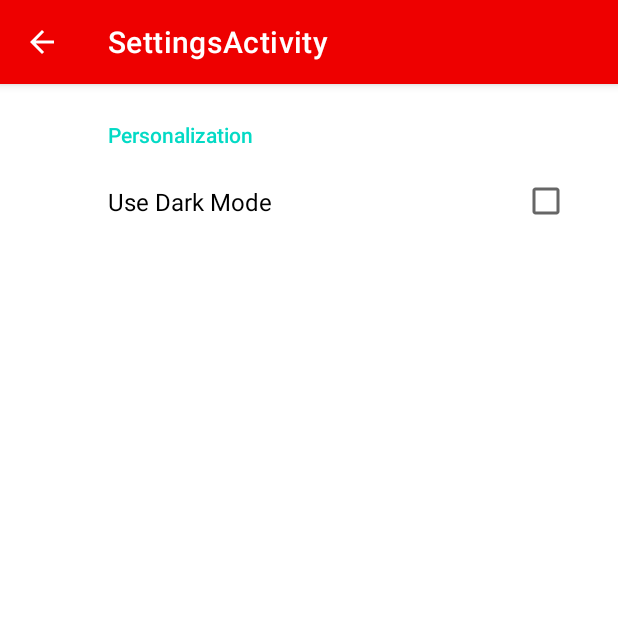
After one commit to Yukon2077/Notes_By_Yukon, an Android app: the SettingsActivity screen opened directly, with no data from a screen before it, on a phone screen of 412 x 824 dp, the top half of it. The commit adds this screen. Run offline under Robolectric (Android 15) with nearby library versions, the phone set to English and light mode, and no system bars; our stand-ins replace androidx.preference.

Commit message:
just do it

```diff
--- a/app/build.gradle
+++ b/app/build.gradle
@@ -33,6 +33,7 @@ dependencies {
     implementation 'androidx.appcompat:appcompat:1.3.0'
     implementation 'com.google.android.material:material:1.4.0'
     implementation 'androidx.constraintlayout:constraintlayout:2.0.4'
+    implementation 'androidx.preference:preference:1.1.1'
     testImplementation 'junit:junit:4.+'
     androidTestImplementation 'androidx.test.ext:junit:1.1.3'
     androidTestImplementation 'androidx.test.espresso:espresso-core:3.4.0'
--- a/app/src/main/java/activities/MainActivity.java
+++ b/app/src/main/java/activities/MainActivity.java
@@ -3,18 +3,23 @@ package activities;
 import androidx.annotation.NonNull;
 import androidx.appcompat.app.AppCompatActivity;
 import androidx.appcompat.widget.Toolbar;
+import androidx.preference.CheckBoxPreference;
+import androidx.preference.PreferenceManager;
 import androidx.recyclerview.widget.ItemTouchHelper;
 import androidx.recyclerview.widget.LinearLayoutManager;
 import androidx.recyclerview.widget.RecyclerView;
 
 import android.annotation.SuppressLint;
+import android.content.Context;
 import android.content.Intent;
+import android.content.SharedPreferences;
 import android.database.sqlite.SQLiteDatabase;
 import android.os.Bundle;
 import android.view.Menu;
 import android.view.MenuItem;
 import android.view.MotionEvent;
 import android.view.View;
+import android.widget.Toast;
 
 import com.yukon.notes.R;
 
@@ -27,12 +32,14 @@ public class MainActivity extends AppCompatActivity {
     RecyclerView recyclerView;
     EntryAdapter entryAdapter;
     NotesSQLiteHelper notesSQLiteHelper;
+    String entry;
+    Integer id;
 
 
-    @SuppressLint("UseSupportActionBar")
     @Override
     protected void onCreate(Bundle savedInstanceState) {
         super.onCreate(savedInstanceState);
+        setAppTheme(this);
         setContentView(R.layout.activity_main);
 
         toolbar = findViewById(R.id.toolbar);
@@ -55,6 +62,18 @@ public class MainActivity extends AppCompatActivity {
             }
         }).attachToRecyclerView(recyclerView);
 
+        SharedPreferences sharedPreferences = this.getSharedPreferences("com.yukon.notes.Last_Entry",MODE_PRIVATE);
+        SharedPreferences.Editor editor = sharedPreferences.edit();
+
+        entry = sharedPreferences.getString("last_entry","");
+        id = sharedPreferences.getInt("last_id",-1);
+        if( !entry.equals("")){
+            Intent intent = new Intent(this,WriteActivity.class);
+            intent.putExtra("ENTRY",entry);
+            intent.putExtra("ID",id);
+            startActivity(intent);
+        }
+
     }
 
     @Override
@@ -70,6 +89,10 @@ public class MainActivity extends AppCompatActivity {
                 Intent create = new Intent(this, WriteActivity.class);
                 startActivity(create);
                 return true;
+            case R.id.settings:
+                Intent settings = new Intent(this, SettingsActivity.class);
+                startActivity(settings);
+                return true;
             default:
                 return super.onOptionsItemSelected(item);
         }
@@ -79,6 +102,7 @@ public class MainActivity extends AppCompatActivity {
     @Override
     protected void onRestart() {
         entryAdapter.swapCursor(notesSQLiteHelper.getAllItems());
+        setAppTheme(this);
         super.onRestart();
     }
 
@@ -87,4 +111,21 @@ public class MainActivity extends AppCompatActivity {
         db.delete("ENTRIES","_id = ?", new String[]{String.valueOf(id)});
         entryAdapter.swapCursor(notesSQLiteHelper.getAllItems());
     }
+
+    public static void setAppTheme(Context context){
+        SharedPreferences sharedPreferences = PreferenceManager.getDefaultSharedPreferences(context);
+        Boolean theme = sharedPreferences.getBoolean("theme_checkbox",false);
+        /*Toast.makeText(getApplicationContext(), theme + "",
+                Toast.LENGTH_LONG).show();*/
+
+        if (theme) {
+            context.setTheme(R.style.Theme_Notes_Dark);
+
+        } else {
+            context.setTheme(R.style.Theme_Notes_Light);
+        }
+
+
+    }
+
 }
--- /dev/null
+++ b/app/src/main/java/activities/SettingsActivity.java
@@ -0,0 +1,85 @@
+package activities;
+
+import android.app.TaskStackBuilder;
+import android.content.Intent;
+import android.content.SharedPreferences;
+import android.os.Bundle;
+import android.view.MenuItem;
+
+import androidx.annotation.NonNull;
+import androidx.appcompat.app.ActionBar;
+import androidx.appcompat.app.AppCompatActivity;
+import androidx.appcompat.widget.Toolbar;
+import androidx.preference.CheckBoxPreference;
+import androidx.preference.Preference;
+import androidx.preference.PreferenceFragmentCompat;
+import androidx.preference.PreferenceManager;
+
+import com.yukon.notes.R;
+
+public class SettingsActivity extends AppCompatActivity {
+
+    public Toolbar toolbar;
+
+    @Override
+    protected void onCreate(Bundle savedInstanceState) {
+        super.onCreate(savedInstanceState);
+        MainActivity.setAppTheme(this);
+        setContentView(R.layout.settings_activity);
+        if (savedInstanceState == null) {
+            getSupportFragmentManager()
+                    .beginTransaction()
+                    .replace(R.id.settings, new SettingsFragment())
+                    .commit();
+        }
+        toolbar = findViewById(R.id.toolbar);
+        setSupportActionBar(toolbar);
+        ActionBar actionBar = getSupportActionBar();
+        if (actionBar != null) {
+            actionBar.setDisplayHomeAsUpEnabled(true);
+            actionBar.setHomeAsUpIndicator(R.drawable.ic_back);
+        }
+
+
+
+    }
+
+
+    public static class SettingsFragment extends PreferenceFragmentCompat {
+
+        @Override
+        public void onCreatePreferences(Bundle savedInstanceState, String rootKey) {
+            setPreferencesFromResource(R.xml.root_preferences, rootKey);
+
+            CheckBoxPreference checkBoxPreference = findPreference("theme_checkbox");
+            checkBoxPreference.setOnPreferenceClickListener(new Preference.OnPreferenceClickListener() {
+                @Override
+                public boolean onPreferenceClick(Preference preference) {
+                    /*getActivity().recreate();*/
+                    TaskStackBuilder.create(getActivity())
+                            .addNextIntent(new Intent(getActivity(), MainActivity.class))
+                            .addNextIntent(getActivity().getIntent())
+                            .startActivities();
+
+                    return false;
+                }
+            });
+
+        }
+
+
+    }
+
+    @Override
+    public boolean onOptionsItemSelected(@NonNull MenuItem item) {
+        switch (item.getItemId()){
+            case android.R.id.home:
+                finish();
+                return true;
+            default:
+                return super.onOptionsItemSelected(item);
+        }
+
+    }
+
+}
--- /dev/null
+++ b/app/src/main/res/drawable/ic_settings.xml
@@ -0,0 +1,9 @@
+<vector xmlns:android="http://schemas.android.com/apk/res/android"
+    android:width="24dp"
+    android:height="24dp"
+    android:viewportWidth="24"
+    android:viewportHeight="24">
+  <path
+      android:fillColor="?colorOnPrimary"
+      android:pathData="M19.14,12.94c0.04,-0.3 0.06,-0.61 0.06,-0.94c0,-0.32 -0.02,-0.64 -0.07,-0.94l2.03,-1.58c0.18,-0.14 0.23,-0.41 0.12,-0.61l-1.92,-3.32c-0.12,-0.22 -0.37,-0.29 -0.59,-0.22l-2.39,0.96c-0.5,-0.38 -1.03,-0.7 -1.62,-0.94L14.4,2.81c-0.04,-0.24 -0.24,-0.41 -0.48,-0.41h-3.84c-0.24,0 -0.43,0.17 -0.47,0.41L9.25,5.35C8.66,5.59 8.12,5.92 7.63,6.29L5.24,5.33c-0.22,-0.08 -0.47,0 -0.59,0.22L2.74,8.87C2.62,9.08 2.66,9.34 2.86,9.48l2.03,1.58C4.84,11.36 4.8,11.69 4.8,12s0.02,0.64 0.07,0.94l-2.03,1.58c-0.18,0.14 -0.23,0.41 -0.12,0.61l1.92,3.32c0.12,0.22 0.37,0.29 0.59,0.22l2.39,-0.96c0.5,0.38 1.03,0.7 1.62,0.94l0.36,2.54c0.05,0.24 0.24,0.41 0.48,0.41h3.84c0.24,0 0.44,-0.17 0.47,-0.41l0.36,-2.54c0.59,-0.24 1.13,-0.56 1.62,-0.94l2.39,0.96c0.22,0.08 0.47,0 0.59,-0.22l1.92,-3.32c0.12,-0.22 0.07,-0.47 -0.12,-0.61L19.14,12.94zM12,15.6c-1.98,0 -3.6,-1.62 -3.6,-3.6s1.62,-3.6 3.6,-3.6s3.6,1.62 3.6,3.6S13.98,15.6 12,15.6z"/>
+</vector>
--- /dev/null
+++ b/app/src/main/res/layout/settings_activity.xml
@@ -0,0 +1,18 @@
+<LinearLayout xmlns:android="http://schemas.android.com/apk/res/android"
+    android:layout_width="match_parent"
+    android:layout_height="match_parent"
+    android:orientation="vertical">
+
+    <include
+        android:id="@+id/toolbar"
+        layout="@layout/toolbar"
+        android:layout_width="match_parent"
+        android:layout_height="wrap_content"
+        android:background="?attr/colorPrimary" />
+
+    <FrameLayout
+        android:id="@+id/settings"
+        android:layout_width="match_parent"
+        android:layout_height="wrap_content" />
+
+</LinearLayout>
--- a/app/src/main/res/menu/main_menu.xml
+++ b/app/src/main/res/menu/main_menu.xml
@@ -9,4 +9,10 @@
         android:title="Create Entry"
         app:showAsAction="always" />
 
+    <item
+        android:id="@+id/settings"
+        android:icon="@drawable/ic_settings"
+        android:title="Settings"
+        app:showAsAction="always" />
+
 </menu>
--- a/app/src/main/res/values-night/themes.xml
+++ b/app/src/main/res/values-night/themes.xml
@@ -1,6 +1,6 @@
 <resources xmlns:tools="http://schemas.android.com/tools">
     <!-- Base application theme. -->
-    <style name="Theme.Notes" parent="Theme.MaterialComponents.DayNight.NoActionBar">
+    <style name="Theme.Notes.Dark" parent="Theme.MaterialComponents.DayNight.NoActionBar">
         <!-- Primary brand color. -->
         <item name="colorPrimary">@color/bright_red</item>
         <item name="colorPrimaryVariant">@color/dark_red</item>
--- /dev/null
+++ b/app/src/main/res/values/arrays.xml
@@ -0,0 +1,9 @@
+<resources>
+
+    <array name="theme_values">
+        <item>Light</item>
+        <item>Dark</item>
+        <item>System_Default</item>
+    </array>
+
+</resources>
--- a/app/src/main/res/values/strings.xml
+++ b/app/src/main/res/values/strings.xml
@@ -1,3 +1,5 @@
 <resources>
     <string name="app_name">Notes</string>
+    <string name="title_activity_settings">SettingsActivity</string>
+
 </resources>
--- a/app/src/main/res/values/themes.xml
+++ b/app/src/main/res/values/themes.xml
@@ -1,6 +1,6 @@
 <resources xmlns:tools="http://schemas.android.com/tools">
     <!-- Base application theme. -->
-    <style name="Theme.Notes" parent="Theme.MaterialComponents.DayNight.NoActionBar">
+    <style name="Theme.Notes.Light" parent="Theme.MaterialComponents.DayNight.NoActionBar">
         <!-- Primary brand color. -->
         <item name="colorPrimary">@color/bright_red</item>
         <item name="colorPrimaryVariant">@color/dark_red</item>
--- /dev/null
+++ b/app/src/main/res/xml/root_preferences.xml
@@ -0,0 +1,19 @@
+<PreferenceScreen xmlns:android="http://schemas.android.com/apk/res/android"
+    xmlns:app="http://schemas.android.com/apk/res-auto">
+    <PreferenceCategory android:title="Personalization">
+
+        <CheckBoxPreference
+            android:defaultValue="false"
+            android:key="theme_checkbox"
+            android:title="Use Dark Mode" />
+
+        <!--<ListPreference
+            android:defaultValue="1"
+            android:entries="@array/theme_values"
+            android:entryValues="@array/theme_values"
+            android:key="theme_list"
+            android:title="Theme" />-->
+
+    </PreferenceCategory>
+
+</PreferenceScreen>
```
Also changed, not shown: app/src/main/AndroidManifest.xml (+7 -3 lines), app/src/main/java/activities/WriteActivity.java (+29 -4 lines), app/src/main/java/database/NotesSQLiteHelper.java (+8 -0 lines).
